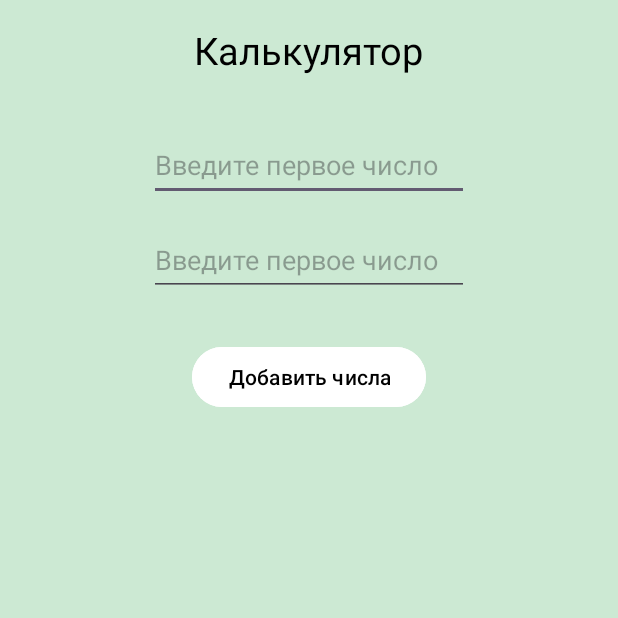
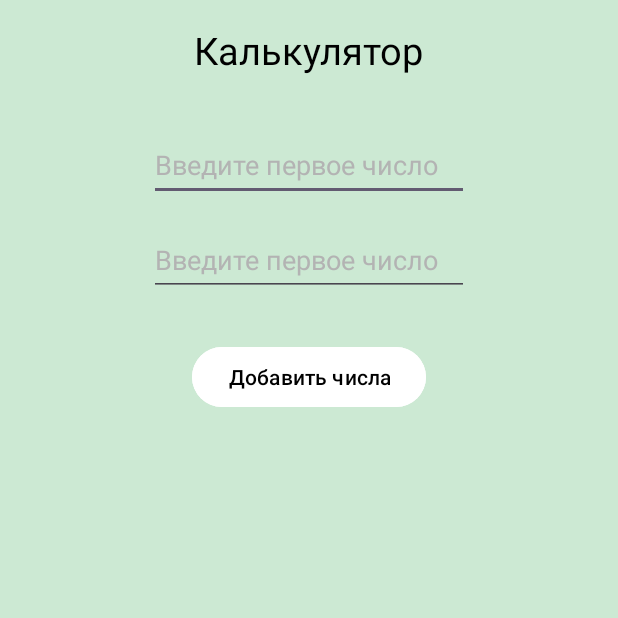
Before and after one commit to Jalaislo/android-project-itproger, an Android app: the screen it shows after launch (MainActivity), on a phone screen of 412 x 824 dp, the top half of it. Run offline under Robolectric (Android 15) with nearby library versions, the phone set to English and light mode, and no system bars; Roboto replaces fonts that are not available here.

Commit message:
🟨 Изменен цвет текста в number_field

```diff
--- a/app/src/main/res/layout/activity_main.xml
+++ b/app/src/main/res/layout/activity_main.xml
@@ -29,8 +29,10 @@
         android:layout_marginTop="35dp"
         android:ems="10"
         android:hint="@string/hint1"
+        android:textColorHint="@color/hint"
         android:inputType="numberDecimal"
         android:minHeight="48dp"
+        android:textColor="@color/black"
         app:layout_constraintEnd_toEndOf="parent"
         app:layout_constraintStart_toStartOf="parent"
         app:layout_constraintTop_toBottomOf="@+id/resultText" />
@@ -42,8 +44,10 @@
         android:layout_marginTop="15dp"
         android:ems="10"
         android:hint="@string/hint1"
+        android:textColorHint="@color/hint"
         android:inputType="numberDecimal"
         android:minHeight="48dp"
+        android:textColor="@color/black"
         app:layout_constraintEnd_toEndOf="parent"
         app:layout_constraintStart_toStartOf="parent"
         app:layout_constraintTop_toBottomOf="@+id/number_field1" />
--- a/app/src/main/res/values/colors.xml
+++ b/app/src/main/res/values/colors.xml
@@ -3,4 +3,5 @@
     <color name="black">#FF000000</color>
     <color name="white">#FFFFFFFF</color>
     <color name="bg">#CCE9D3</color>
+    <color name="hint">#B3B3B3</color>
 </resources>
```
